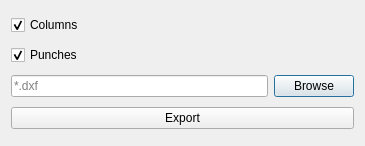
Above: safe/punch/Resources/ui/export_to_dxf.ui from ebrahimraeyat/OSAFE before the change. Below: the same form after it.
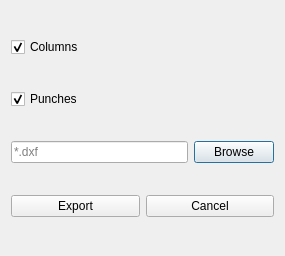
That is the form after the change. Icons and pictures are not drawn.

Commit message: Remove standard buttons from dialogs

```diff
--- a/safe/punch/Resources/ui/export_to_dxf.ui
+++ b/safe/punch/Resources/ui/export_to_dxf.ui
@@ -6,8 +6,8 @@
    <rect>
     <x>0</x>
     <y>0</y>
-    <width>365</width>
-    <height>146</height>
+    <width>285</width>
+    <height>256</height>
    </rect>
   </property>
   <property name="windowTitle">
@@ -67,6 +67,8 @@
     </layout>
    </item>
    <item>
+    <layout class="QHBoxLayout" name="horizontalLayout_2">
+     <item>
     <widget class="QPushButton" name="export_button">
      <property name="text">
       <string>Export</string>
@@ -75,7 +77,32 @@
       <iconset resource="../../py_widget/resource.qrc">
        <normaloff>:/safe/Resources/icons/dxf.svg</normaloff>:/safe/Resources/icons/dxf.svg</iconset>
      </property>
-    </widget>
+       <property name="iconSize">
+        <size>
+         <width>40</width>
+         <height>40</height>
+        </size>
+       </property>
+      </widget>
+     </item>
+     <item>
+      <widget class="QPushButton" name="cancel_pushbutton">
+       <property name="text">
+        <string>Cancel</string>
+       </property>
+       <property name="icon">
+        <iconset resource="../../py_widget/resource.qrc">
+         <normaloff>:/safe/Resources/icons/cancel.png</normaloff>:/safe/Resources/icons/cancel.png</iconset>
+       </property>
+       <property name="iconSize">
+        <size>
+         <width>40</width>
+         <height>40</height>
+        </size>
+       </property>
+      </widget>
+     </item>
+    </layout>
    </item>
   </layout>
  </widget>
```
Lines whose indentation alone changed are shown as unchanged. The commit also changes 14 other files.
